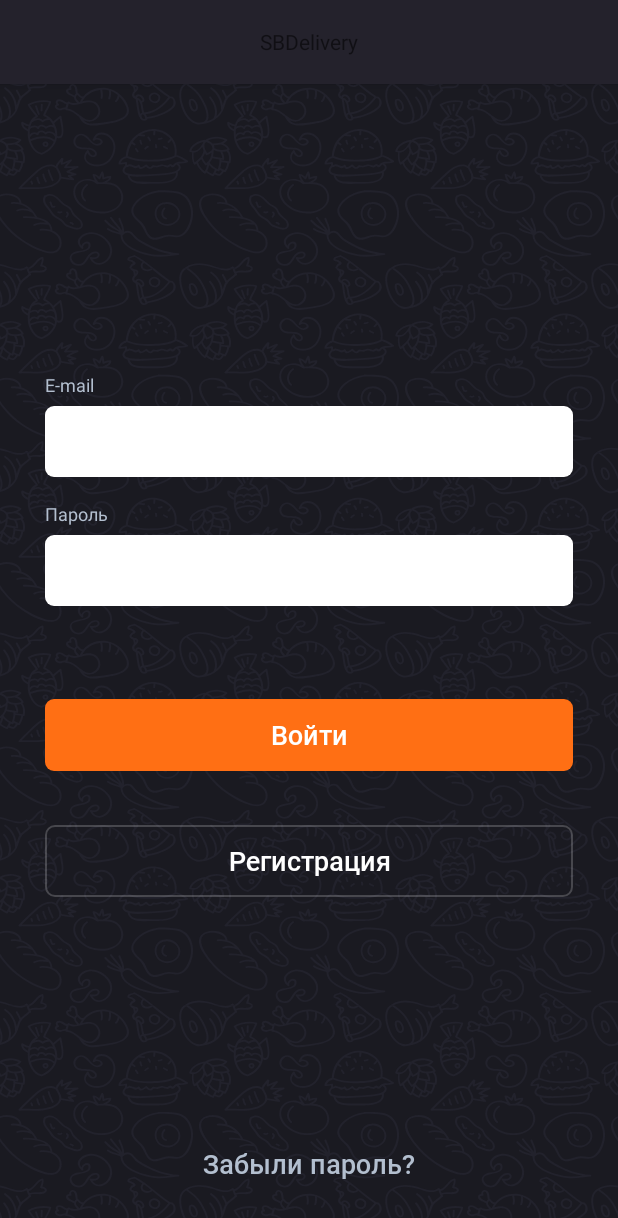
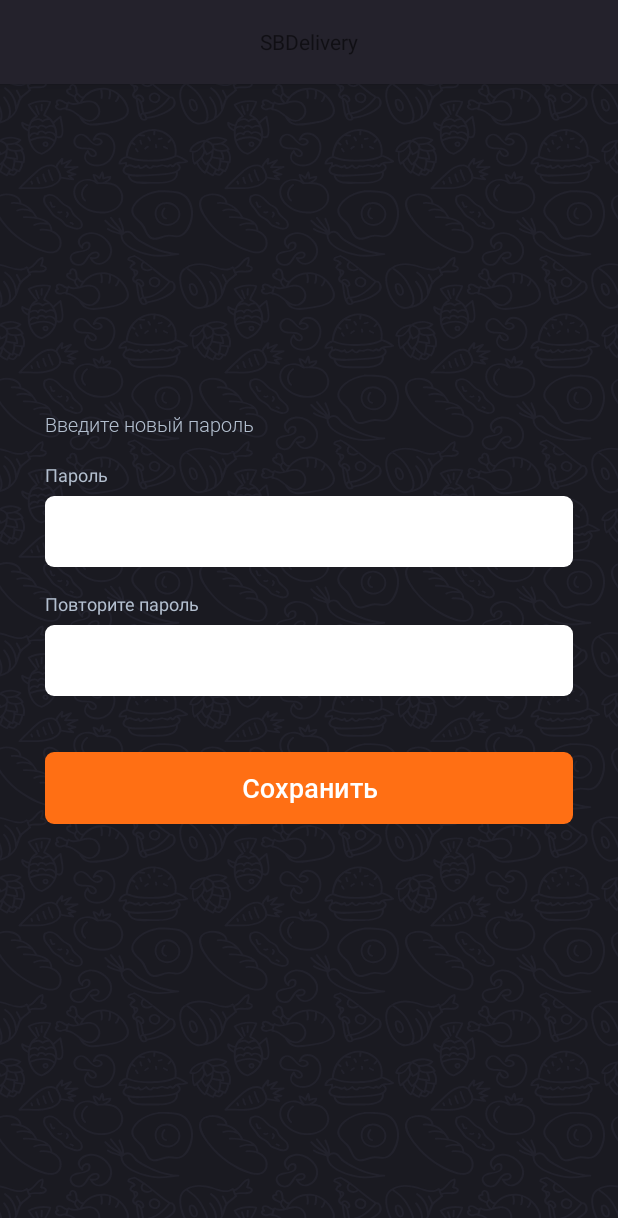
Before and after one commit to spinking/SBDelivery, an Android app: the screen it shows after launch (MainActivity), on a phone screen of 412 x 824 dp. Shown: the top 1218 px of the screen. Run offline under Robolectric (Android 15) with nearby library versions, the phone set to English and light mode, and no system bars.

Commit message:
added recovery layouts

```diff
--- a/app/build.gradle
+++ b/app/build.gradle
@@ -88,7 +88,7 @@ dependencies {
     implementation 'com.jakewharton.timber:timber:4.7.1'
     implementation 'com.afollestad.material-dialogs:core:3.2.1'
     implementation 'com.afollestad.material-dialogs:datetime:3.2.1'
-    //implementation 'com.poovam:pin-edittext-field:1.2.1'
+    implementation 'com.poovam:pin-edittext-field:1.2.1'
 
     //Image
     implementation 'de.hdodenhof:circleimageview:3.1.0'
--- /dev/null
+++ b/app/src/main/java/studio/eyesthetics/sbdelivery/ui/auth/RecoveryNewPasswordFragment.kt
@@ -0,0 +1,18 @@
+package studio.eyesthetics.sbdelivery.ui.auth
+
+import android.os.Bundle
+import android.view.LayoutInflater
+import android.view.View
+import android.view.ViewGroup
+import androidx.fragment.app.Fragment
+import studio.eyesthetics.sbdelivery.R
+
+class RecoveryNewPasswordFragment : Fragment() {
+    override fun onCreateView(
+        inflater: LayoutInflater,
+        container: ViewGroup?,
+        savedInstanceState: Bundle?
+    ): View? {
+        return inflater.inflate(R.layout.fragment_recovery_new_password, container, false)
+    }
+}
--- a/app/src/main/res/font/font_family_roboto.xml
+++ b/app/src/main/res/font/font_roboto_light.xml
@@ -1,7 +1,7 @@
 <?xml version="1.0" encoding="utf-8"?>
 <font-family xmlns:app="http://schemas.android.com/apk/res-auto">
     <font
-        app:font="@font/roboto_medium"
+        app:font="@font/roboto_light"
         app:fontStyle="normal"
         app:fontWeight="300" />
 
--- /dev/null
+++ b/app/src/main/res/layout/fragment_recovery_new_password.xml
@@ -0,0 +1,108 @@
+<?xml version="1.0" encoding="utf-8"?>
+<androidx.constraintlayout.widget.ConstraintLayout xmlns:android="http://schemas.android.com/apk/res/android"
+    xmlns:app="http://schemas.android.com/apk/res-auto"
+    xmlns:tools="http://schemas.android.com/tools"
+    android:background="@drawable/ic_background"
+    android:layout_width="match_parent"
+    android:layout_height="match_parent">
+
+    <androidx.constraintlayout.widget.Guideline
+        android:id="@+id/guideline"
+        android:layout_width="wrap_content"
+        android:layout_height="match_parent"
+        android:orientation="horizontal"
+        app:layout_constraintGuide_percent="0.5" />
+
+    <TextView
+        android:id="@+id/tv_recovery_label"
+        style="@style/Description"
+        android:layout_width="wrap_content"
+        android:layout_height="wrap_content"
+        android:layout_marginStart="@dimen/maxi_margin"
+        android:layout_marginEnd="@dimen/maxi_margin"
+        android:layout_marginBottom="16dp"
+        android:text="@string/recovery_new_password"
+        android:textSize="13sp"
+        app:layout_constraintStart_toStartOf="parent"
+        app:layout_constraintBottom_toTopOf="@id/tv_password_label"
+        />
+
+    <TextView
+        android:id="@+id/tv_password_label"
+        android:layout_width="wrap_content"
+        android:layout_height="wrap_content"
+        android:text="@string/login_label_password"
+        android:layout_marginStart="@dimen/maxi_margin"
+        android:layout_marginBottom="@dimen/mini_margin"
+        style="@style/LabelText"
+        app:layout_constraintStart_toStartOf="parent"
+        app:layout_constraintBottom_toTopOf="@id/ev_password"
+        />
+
+    <EditText
+        android:id="@+id/ev_password"
+        android:layout_width="match_parent"
+        android:layout_height="wrap_content"
+        android:paddingTop="@dimen/standart_padding"
+        android:paddingBottom="@dimen/standart_padding"
+        android:paddingStart="@dimen/standart_padding"
+        android:paddingEnd="@dimen/standart_padding"
+        android:layout_marginStart="@dimen/maxi_margin"
+        android:layout_marginEnd="@dimen/maxi_margin"
+        android:layout_marginBottom="@dimen/standart_margin"
+        android:background="@drawable/background_edit_text"
+        style="@style/DarkText"
+        app:layout_constraintStart_toStartOf="parent"
+        app:layout_constraintEnd_toEndOf="parent"
+        app:layout_constraintBottom_toTopOf="@id/tv_repeat_password_label"
+        />
+
+    <TextView
+        android:id="@+id/tv_repeat_password_label"
+        android:layout_width="wrap_content"
+        android:layout_height="wrap_content"
+        android:text="@string/login_label_new_password"
+        android:layout_marginStart="@dimen/maxi_margin"
+        android:layout_marginBottom="@dimen/mini_margin"
+        style="@style/LabelText"
+        app:layout_constraintStart_toStartOf="parent"
+        app:layout_constraintBottom_toTopOf="@id/ev_repeat_password"
+        />
+
+    <EditText
+        android:id="@+id/ev_repeat_password"
+        android:layout_width="match_parent"
+        android:layout_height="wrap_content"
+        android:paddingTop="@dimen/standart_padding"
+        android:paddingBottom="@dimen/standart_padding"
+        android:paddingStart="@dimen/standart_padding"
+        android:paddingEnd="@dimen/standart_padding"
+        android:layout_marginStart="@dimen/maxi_margin"
+        android:layout_marginEnd="@dimen/maxi_margin"
+        android:layout_marginBottom="@dimen/mini_margin"
+        android:background="@drawable/background_edit_text"
+        style="@style/DarkText"
+        app:layout_constraintStart_toStartOf="parent"
+        app:layout_constraintEnd_toEndOf="parent"
+        app:layout_constraintTop_toTopOf="@id/guideline"
+        app:layout_constraintBottom_toBottomOf="@id/guideline"
+        />
+
+
+    <androidx.appcompat.widget.AppCompatButton
+        android:id="@+id/btn_registration"
+        style="@style/LightMediumTitle"
+        android:layout_width="match_parent"
+        android:layout_height="wrap_content"
+        android:layout_marginStart="@dimen/maxi_margin"
+        android:layout_marginEnd="@dimen/maxi_margin"
+        android:layout_marginTop="37dp"
+        android:background="@drawable/filled_button"
+        android:gravity="center"
+        android:stateListAnimator="@null"
+        android:text="@string/button_save"
+        app:layout_constraintEnd_toEndOf="parent"
+        app:layout_constraintStart_toStartOf="parent"
+        app:layout_constraintTop_toBottomOf="@+id/ev_repeat_password" />
+
+</androidx.constraintlayout.widget.ConstraintLayout>
--- a/app/src/main/res/navigation/main_graph.xml
+++ b/app/src/main/res/navigation/main_graph.xml
@@ -1,9 +1,17 @@
 <?xml version="1.0" encoding="utf-8"?>
 <navigation xmlns:android="http://schemas.android.com/apk/res/android"
     xmlns:app="http://schemas.android.com/apk/res-auto" android:id="@+id/main_graph"
-    app:startDestination="@id/loginFragment">
+    app:startDestination="@id/recoveryNewPasswordFragment">
     <fragment
         android:id="@+id/loginFragment"
         android:name="studio.eyesthetics.sbdelivery.ui.auth.LoginFragment"
         android:label="LoginFragment" />
+    <fragment
+        android:id="@+id/recoveryCodeFragment"
+        android:name="studio.eyesthetics.sbdelivery.ui.auth.RecoveryCodeFragment"
+        android:label="RecoveryCodeFragment" />
+    <fragment
+        android:id="@+id/recoveryNewPasswordFragment"
+        android:name="studio.eyesthetics.sbdelivery.ui.auth.RecoveryNewPasswordFragment"
+        android:label="RecoveryNewPasswordFragment" />
 </navigation>
--- a/app/src/main/res/values/strings.xml
+++ b/app/src/main/res/values/strings.xml
@@ -9,4 +9,10 @@
     <string name="surname_label">Фамилия</string>
     <string name="registration_button">Зарегистрироваться</string>
     <string name="button_enter">Вход</string>
+    <string name="recovery_description">Введите электронную почту, которую вы использовали при регистрации, и мы вышлем на нее код для восстановления пароля</string>
+    <string name="recovery_password_send">Отправить</string>
+    <string name="recovery_code_label">Введите проверочный код</string>
+    <string name="recovery_new_password">Введите новый пароль</string>
+    <string name="button_save">Сохранить</string>
+    <string name="login_label_new_password">Повторите пароль</string>
 </resources>
--- a/app/src/main/res/values/styles.xml
+++ b/app/src/main/res/values/styles.xml
@@ -78,4 +78,13 @@
         <item name="android:textColor">@color/color_label_gray</item>
     </style>
 
+
+
+    <style name="Description" parent="AppTheme">
+        <item name="android:fontFamily">@font/roboto_light</item>
+        <item name="android:textSize">13sp</item>
+        <item name="android:textColor">@color/color_label_gray</item>
+        <item name="android:lineSpacingExtra">1sp</item>
+    </style>
+
 </resources>
```
Also changed, not shown: app/src/main/java/studio/eyesthetics/sbdelivery/ui/auth/RecoveryCodeFragment.kt (added, +18 -0 lines), app/src/main/java/studio/eyesthetics/sbdelivery/ui/auth/RecoveryPasswordFragment.kt (added, +18 -0 lines), app/src/main/java/studio/eyesthetics/sbdelivery/ui/auth/RegistrationFragment.kt (added, +18 -0 lines), app/src/main/res/drawable/ic_pin_background.xml (added, +18 -0 lines), app/src/main/res/layout/fragment_recovery_code.xml (added, +63 -0 lines), app/src/main/res/layout/fragment_recovery_password.xml (added, +76 -0 lines), app/src/main/res/layout/fragment_registration.xml (+16 -0 lines), app/src/main/res/font/roboto_light.ttf (added).
